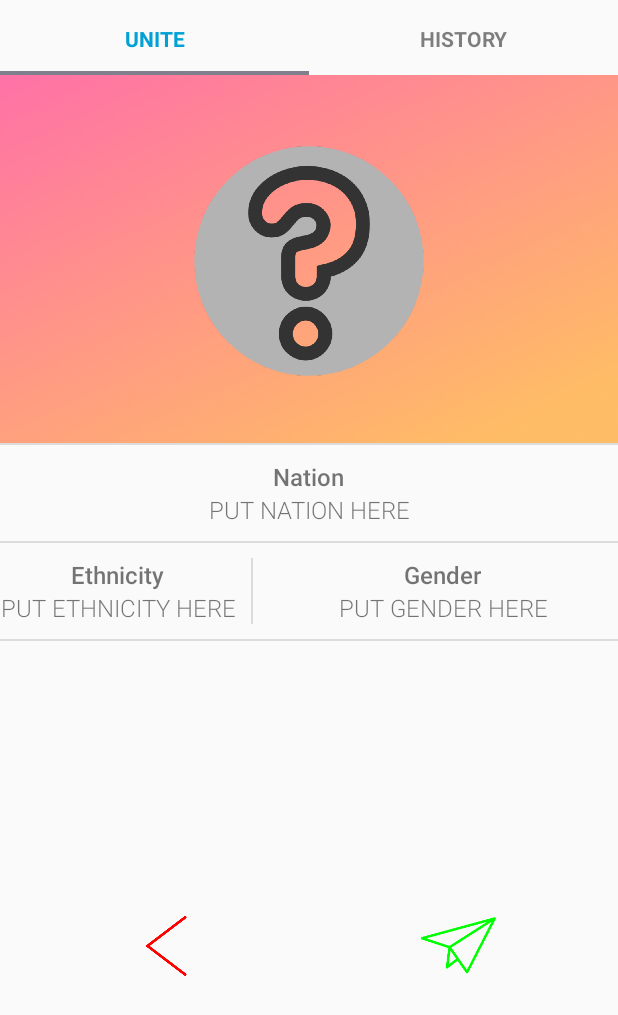
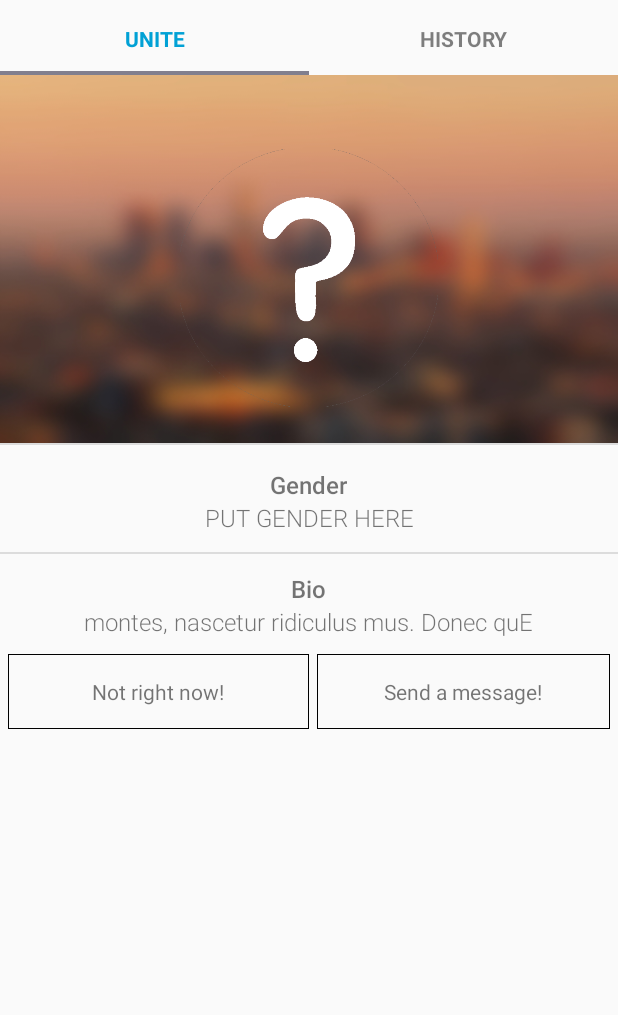
Before and after one commit to nickyhuynh/Unite, an Android app: the MainActivity screen opened directly, with no data from a screen before it, on a phone screen of 412 x 824 dp. Shown: the top 1015 px of the screen. Run offline under Robolectric (Android 15) with nearby library versions, the phone set to English and light mode, and no system bars.

Commit message:
finished with ui

```diff
--- a/app/src/main/java/com/powergroup/unite/main/MainActivity.java
+++ b/app/src/main/java/com/powergroup/unite/main/MainActivity.java
@@ -3,6 +3,8 @@ package com.powergroup.unite.main;
 import android.os.Bundle;
 import android.support.v4.app.Fragment;
 import android.support.v4.view.ViewPager;
+import android.view.View;
+import android.widget.ImageView;
 
 import com.powergroup.unite.R;
 import com.powergroup.unite.app.GenericActivity;
@@ -30,6 +32,7 @@ public class MainActivity extends GenericActivity {
         assignViews();
         assignVariables(savedInstanceState);
         assignHandlers();
+
     }
 
     private void assignViews() {
--- a/app/src/main/res/layout/activity_main.xml
+++ b/app/src/main/res/layout/activity_main.xml
@@ -35,9 +35,10 @@
             android:layout_width="match_parent"
             android:layout_height="245dp"
             android:gravity="center"
-            android:background="@drawable/user_profile_gradient">
+            android:background="@drawable/la_pano"
+            android:focusable="false">
 
-            <com.powergroup.unite.app.CircularImageView
+            <ImageView
                 android:layout_marginTop="25dp"
                 android:layout_width="172dp"
                 android:layout_height="194dp"
@@ -53,15 +54,17 @@
         <LinearLayout
             android:layout_width="match_parent"
             android:layout_height="wrap_content"
-            android:orientation="vertical">
+            android:orientation="vertical"
+            android:id="@+id/layout_gender"
+            android:layout_marginTop="5dp">
 
             <TextView
                 android:layout_width="wrap_content"
                 android:layout_height="wrap_content"
-                android:text="Nation"
+                android:text="Gender"
                 android:fontFamily="sans-serif-medium"
                 android:textSize="16sp"
-                android:id="@+id/nation_label"
+                android:id="@+id/gender_label"
                 android:layout_gravity="center"
                 android:gravity="center" />
 
@@ -70,117 +73,82 @@
                 android:gravity="center"
                 android:layout_width="match_parent"
                 android:layout_height="wrap_content"
-                android:text="PUT NATION HERE"
+                android:text="PUT GENDER HERE"
                 android:fontFamily="sans-serif-light"
                 android:textSize="16sp"
-                android:id="@+id/user_nation"
-                android:layout_below="@id/nation_label"
+                android:id="@+id/user_gender"
+                android:layout_below="@+id/gender_label"
                 />
 
         </LinearLayout>
 
-        <View style="@style/Divider"/>
+        <View style="@style/BiggerDivider"/>
 
         <LinearLayout
             android:layout_width="match_parent"
             android:layout_height="wrap_content"
-            android:orientation="horizontal">
+            android:orientation="vertical"
+            android:id="@+id/layout_bio"
+            android:layout_marginBottom="5dp">
 
-            <LinearLayout
+            <TextView
                 android:layout_width="wrap_content"
                 android:layout_height="wrap_content"
-                android:orientation="vertical"
-                android:id="@+id/layout_ethnicity">
+                android:text="Bio"
+                android:fontFamily="sans-serif-medium"
+                android:textSize="16sp"
+                android:id="@+id/bio_label"
+                android:layout_gravity="center"
+                android:gravity="center" />
 
-                <TextView
-                    android:layout_width="wrap_content"
-                    android:layout_height="wrap_content"
-                    android:text="Ethnicity"
-                    android:fontFamily="sans-serif-medium"
-                    android:textSize="16sp"
-                    android:id="@+id/ethnicity_label"
-                    android:layout_gravity="center"
-                    android:gravity="center" />
+            <TextView
+                android:layout_gravity="center"
+                android:gravity="center"
+                android:layout_marginLeft="15dp"
+                android:layout_marginRight="15dp"
+                android:layout_width="wrap_content"
+                android:layout_height="wrap_content"
+                android:text="montes, nascetur ridiculus mus. Donec quE"
+                android:fontFamily="sans-serif-light"
+                android:textSize="16sp"
+                android:id="@+id/user_bio"
+                android:layout_below="@id/bio_label"
+                />
 
-                <TextView
-                    android:layout_gravity="center"
-                    android:gravity="center"
-                    android:layout_width="wrap_content"
-                    android:layout_height="wrap_content"
-                    android:text="PUT ETHNICITY HERE"
-                    android:fontFamily="sans-serif-light"
-                    android:textSize="16sp"
-                    android:id="@+id/user_ethnicity"
-                    android:layout_below="@id/ethnicity_label"
-                    />
-
-            </LinearLayout>
-
-            <View style="@style/VerticalDivider"/>
-
-            <LinearLayout
-                android:layout_width="match_parent"
-                android:layout_height="wrap_content"
-                android:orientation="vertical"
-                android:id="@+id/layout_gender"
-                android:layout_toRightOf="@id/layout_ethnicity">
-
-                <TextView
-                    android:layout_width="wrap_content"
-                    android:layout_height="wrap_content"
-                    android:text="Gender"
-                    android:fontFamily="sans-serif-medium"
-                    android:textSize="16sp"
-                    android:id="@+id/gender_label"
-                    android:layout_gravity="center"
-                    android:gravity="center" />
-
-                <TextView
-                    android:layout_gravity="center"
-                    android:gravity="center"
-                    android:layout_width="match_parent"
-                    android:layout_height="wrap_content"
-                    android:text="PUT GENDER HERE"
-                    android:fontFamily="sans-serif-light"
-                    android:textSize="16sp"
-                    android:id="@+id/user_gender"
-                    android:layout_below="@+id/gender_label"
-                    />
-
-            </LinearLayout>
 
         </LinearLayout>
 
-        <View style="@style/Divider"/>
-
         <RelativeLayout
             android:layout_width="match_parent"
-            android:layout_height="match_parent">
+            android:layout_height="fill_parent">
 
             <View
                 android:id="@+id/center_block"
-                android:layout_width="150dp"
-                android:layout_height="50dp"
-                android:layout_centerInParent="true"
+                android:layout_width="0dp"
+                android:layout_height="75dp"
+                android:layout_centerHorizontal="true"
                 android:background="@android:color/transparent"/>
 
-            <ImageView
-                android:id="@+id/back_button"
-                android:background="@drawable/back_logo"
-                android:backgroundTint="#FF0000"
-                android:layout_width="40dp"
-                android:layout_height="40dp"
+            <TextView
+                android:layout_width="fill_parent"
+                android:layout_height="50dp"
+                android:text="Not right now!"
                 android:layout_toLeftOf="@id/center_block"
-                android:layout_centerVertical="true"/>
+                android:layout_marginLeft="5dp"
+                android:layout_marginTop="5dp"
+                android:layout_marginBottom="5dp"
+                android:gravity="center"
+                android:background="@drawable/border"/>
 
-            <ImageView
-                android:id="@+id/message_button"
-                android:background="@drawable/message_logo"
-                android:backgroundTint="#00FF00"
-                android:layout_width="50dp"
+            <TextView
+                android:gravity="center"
+                android:layout_width="fill_parent"
                 android:layout_height="50dp"
+                android:layout_margin="5dp"
+                android:text="Send a message!"
                 android:layout_toRightOf="@id/center_block"
-                android:layout_centerVertical="true" />
+                android:background="@drawable/border"/>
+
         </RelativeLayout>
 
     </LinearLayout>
--- a/app/src/main/res/values/styles.xml
+++ b/app/src/main/res/values/styles.xml
@@ -16,6 +16,14 @@
         <item name="android:layout_marginBottom">10dp</item>
     </style>
 
+    <style name="BiggerDivider">
+        <item name="android:layout_width">match_parent</item>
+        <item name="android:layout_height">1dp</item>
+        <item name="android:background">?android:attr/listDivider</item>
+        <item name="android:layout_marginTop">12dp</item>
+        <item name="android:layout_marginBottom">12dp</item>
+    </style>
+
     <style name="VerticalDivider">
         <item name="android:layout_height">fill_parent</item>
         <item name="android:layout_width">1dp</item>
```
Also changed, not shown: app/src/main/res/drawable-xxhdpi/la_2024_logo.png, app/src/main/res/drawable-xxhdpi/la_pano.jpg (added), app/src/main/res/drawable/question_mark.png.
